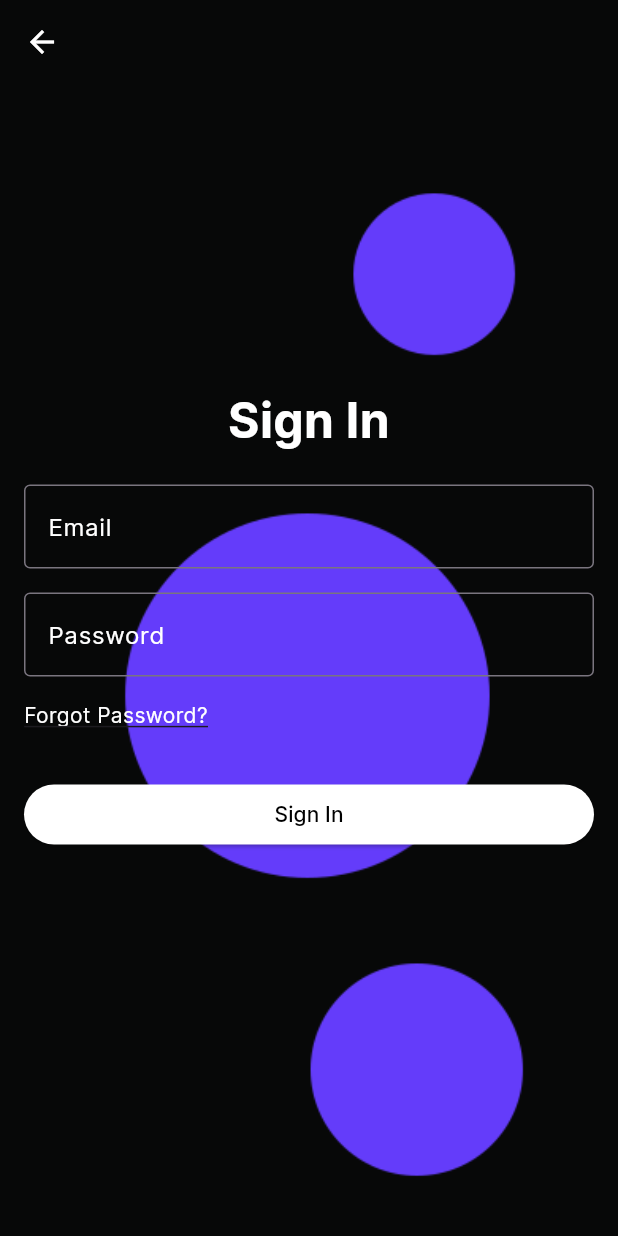
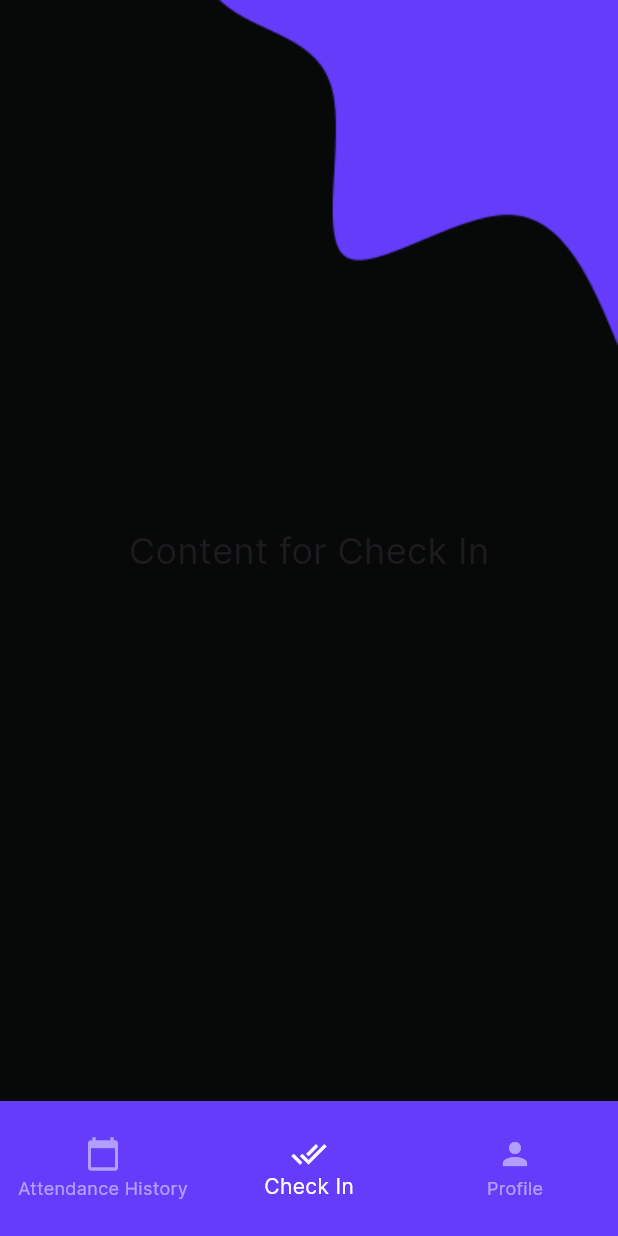
Before and after one commit to tanuvnair/flutter-heimdall, a Flutter app: the SignInPage screen opened directly, after a tap on "Sign In", on a phone screen of 412 x 824 dp. Run offline on Flutter 3.47's test engine with Material 3 defaults, Android fonts, the light colour scheme and no system bars; our stand-ins replace firebase_core; accounts and stored records are empty.

Commit message:
Added navigation to dashboard_page.dart

```diff
--- /dev/null
+++ b/lib/dashboard_page.dart
@@ -0,0 +1,106 @@
+import 'package:flutter/material.dart';
+
+class DashboardPage extends StatefulWidget {
+  const DashboardPage({Key? key}) : super(key: key);
+
+  @override
+  _DashboardPageState createState() => _DashboardPageState();
+}
+
+class DashboardPageContent extends StatelessWidget {
+  @override
+  Widget build(BuildContext context) {
+    return Container(
+      child: Center(
+        child: Text(
+          'Content for Check In',
+          style: TextStyle(fontSize: 24),
+        ),
+      ),
+    );
+  }
+}
+
+class AttendanceHistoryPage extends StatelessWidget {
+  @override
+  Widget build(BuildContext context) {
+    return Container(
+      child: Center(
+        child: Text(
+          'Attendance History Page',
+          style: TextStyle(fontSize: 24),
+        ),
+      ),
+    );
+  }
+}
+
+class ProfilePage extends StatelessWidget {
+  @override
+  Widget build(BuildContext context) {
+    return Container(
+      child: Center(
+        child: Text(
+          'Profile Page',
+          style: TextStyle(fontSize: 24),
+        ),
+      ),
+    );
+  }
+}
+
+class _DashboardPageState extends State<DashboardPage> {
+  int _currentIndex = 1; // Initial value for currentIndex
+
+  @override
+  Widget build(BuildContext context) {
+    return Scaffold(
+      body: Container(
+        decoration: BoxDecoration(
+          image: DecorationImage(
+            image: AssetImage('assets/Blob1.png'),
+            fit: BoxFit.cover,
+          ),
+        ),
+        child: IndexedStack(
+          index: _currentIndex,
+          children: [
+            AttendanceHistoryPage(),
+            DashboardPageContent(),
+            ProfilePage(),
+          ],
+        ),
+      ),
+      bottomNavigationBar: Container(
+        height: 90, // Set the height of the bottom navigation bar
+        color: Color(0xFF643CFA), // Set background color to #643CFA
+        child: BottomNavigationBar(
+          backgroundColor: Color(0xFF643CFA), // Set background color to #643CFA
+          selectedItemColor: Colors.white, // Set selected item color to white
+          unselectedItemColor: Colors.white.withOpacity(0.5), // Set unselected item color to semi-transparent white
+          currentIndex: _currentIndex, // Set the current index of the navigation bar
+          onTap: (index) {
+            // Set the state to update the selected index
+            setState(() {
+              _currentIndex = index;
+            });
+          },
+          items: <BottomNavigationBarItem>[
+            BottomNavigationBarItem(
+              icon: Icon(Icons.calendar_today), // Set calendar icon for the left item
+              label: 'Attendance History',
+            ),
+            BottomNavigationBarItem(
+              icon: Icon(Icons.done_all), // Set check-in icon for the middle item
+              label: 'Check In',
+            ),
+            BottomNavigationBarItem(
+              icon: Icon(Icons.person), // Set profile icon for the right item
+              label: 'Profile',
+            ),
+          ],
+        ),
+      ),
+    );
+  }
+}
--- a/lib/sign_in_page.dart
+++ b/lib/sign_in_page.dart
@@ -1,6 +1,7 @@
 import 'package:flutter/material.dart';
+import 'package:flutter_heimdall/dashboard_page.dart';
 import 'package:flutter_heimdall/forgot_password_page.dart';
-import 'forgot_password_page.dart'; // Import the forgot password page
+import 'dashboard_page.dart';
 
 class SignInPage extends StatelessWidget {
   const SignInPage({Key? key}) : super(key: key);
@@ -22,7 +23,7 @@ class SignInPage extends StatelessWidget {
           ),
         ),
         child: Padding(
-          padding: const EdgeInsets.all(16.0),
+          padding: const EdgeInsets.all(24),
           child: Column(
             mainAxisAlignment: MainAxisAlignment.center,
             crossAxisAlignment: CrossAxisAlignment.stretch,
@@ -80,7 +81,11 @@ class SignInPage extends StatelessWidget {
               SizedBox(height: 32), // Add more space between "Forgot Password" text and sign-in button
               ElevatedButton(
                 onPressed: () {
-                  // Add logic to send reset password email
+                  // Navigate to dashboard
+                  Navigator.push(
+                    context,
+                    MaterialPageRoute(builder: (context) => DashboardPage()),
+                  );
                 },
                 style: ElevatedButton.styleFrom(
                   primary: Colors.white, // Set button background color to white
```
Also changed, not shown: assets/Blob1.png.
